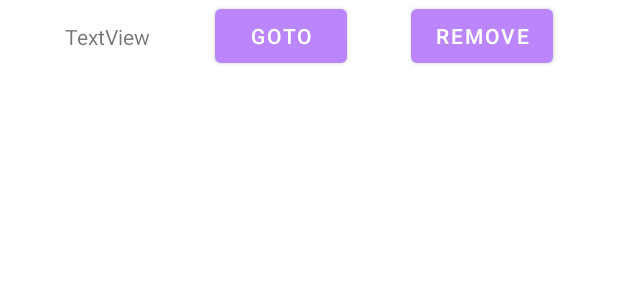
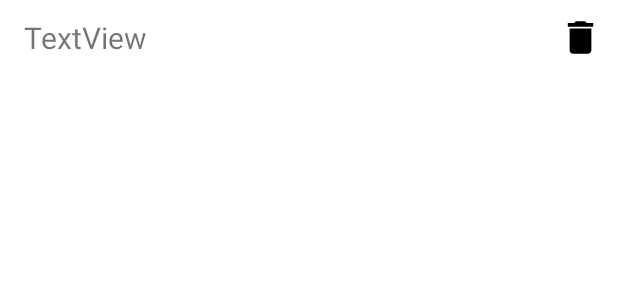
Before and after one commit to mvnuela/VirtualFridge, an Android app: the layout receipt_row.xml on its own in the app's theme, with its tools: preview values and no code run, on a phone screen of 412 x 824 dp. Shown: the top 300 px of the screen. Run offline under Robolectric (Android 15) with nearby library versions, the phone set to English and light mode, and no system bars.

Commit message:
zmiana layoutu w receipt_row.xml

```diff
--- a/app/src/main/java/com/am/virtualfridge/db/FirebaseReceipts.kt
+++ b/app/src/main/java/com/am/virtualfridge/db/FirebaseReceipts.kt
@@ -16,7 +16,7 @@ class FirebaseReceipts {
     companion object {
         private val firebase: FirebaseDatabase = FirebaseDatabase.getInstance("https://virtualfridge-47aca-default-rtdb.europe-west1.firebasedatabase.app/")
         private val user = FirebaseAuth.getInstance().currentUser!!.uid
-        private var myRef = firebase.getReference("receipts").child(user)
+        val myRef = firebase.getReference("receipts").child(user)
 
         fun addReceipt(receipt: Receipt) {
             /**
--- a/app/src/main/java/com/am/virtualfridge/receipts/FavReceiptsAdapter.kt
+++ b/app/src/main/java/com/am/virtualfridge/receipts/FavReceiptsAdapter.kt
@@ -2,19 +2,14 @@ package com.am.virtualfridge.receipts
 
 import android.content.Context
 import android.content.Intent
-import android.util.Log
 import android.view.LayoutInflater
 import android.view.View
 import android.view.ViewGroup
-import android.widget.Button
 import android.widget.ImageView
 import android.widget.TextView
-import androidx.core.content.ContextCompat.startActivity
 import androidx.recyclerview.widget.RecyclerView
 import com.am.virtualfridge.R
 import com.am.virtualfridge.db.FirebaseReceipts
-import com.google.firebase.auth.FirebaseAuth
-import com.google.firebase.database.FirebaseDatabase
 
 class FavReceiptsAdapter (private val receiptList:ArrayList<Receipt>, val context: Context) : RecyclerView.Adapter<FavReceiptsAdapter.ViewHolder> (){
 
@@ -36,12 +31,12 @@ class FavReceiptsAdapter (private val receiptList:ArrayList<Receipt>, val contex
     override fun onBindViewHolder(holder: ViewHolder, position: Int) {
         val currentItem=receiptList[position]
         holder.nameOfReceipt.text=currentItem.name
-        holder.rootView.findViewById<Button>(R.id.goTo).setOnClickListener {
+        holder.rootView.findViewById<TextView>(R.id.receiptName).setOnClickListener {
             val intent = Intent(context, WebReceiptActivity::class.java)
             intent.putExtra("Url",currentItem.link)
             context.startActivity(intent)
         }
-        holder.rootView.findViewById<Button>(R.id.rm).setOnClickListener{
+        holder.rootView.findViewById<ImageView>(R.id.rm).setOnClickListener{
             FirebaseReceipts.deleteReceipt(currentItem)
         }
 
--- a/app/src/main/java/com/am/virtualfridge/receipts/ReceiptsFragment.kt
+++ b/app/src/main/java/com/am/virtualfridge/receipts/ReceiptsFragment.kt
@@ -10,7 +10,7 @@ import androidx.recyclerview.widget.DividerItemDecoration
 import androidx.recyclerview.widget.LinearLayoutManager
 import androidx.recyclerview.widget.RecyclerView
 import com.am.virtualfridge.R
-import com.am.virtualfridge.db.FirebaseFridge.Companion.myRef
+import com.am.virtualfridge.db.FirebaseReceipts.Companion.myRef
 import com.am.virtualfridge.fridge.Product
 import com.google.firebase.auth.FirebaseAuth
 import com.google.firebase.database.DataSnapshot
--- a/app/src/main/res/layout/receipt_row.xml
+++ b/app/src/main/res/layout/receipt_row.xml
@@ -8,32 +8,23 @@
 
     <TextView
         android:id="@+id/receiptName"
-        android:layout_width="wrap_content"
+        android:layout_width="0dp"
         android:layout_height="wrap_content"
+        android:layout_marginStart="16dp"
+        android:layout_marginEnd="16dp"
         android:text="TextView"
+        android:textSize="20sp"
         app:layout_constraintBottom_toBottomOf="parent"
-        app:layout_constraintEnd_toStartOf="@+id/goTo"
+        app:layout_constraintEnd_toStartOf="@+id/rm"
         app:layout_constraintStart_toStartOf="parent"
         app:layout_constraintTop_toTopOf="parent" />
 
-    <Button
-        android:id="@+id/goTo"
-        android:layout_width="wrap_content"
-        android:layout_height="wrap_content"
-        android:onClick="goToWb"
-        android:text="goTo"
-        app:layout_constraintBottom_toBottomOf="parent"
-        app:layout_constraintEnd_toStartOf="@+id/rm"
-        app:layout_constraintStart_toEndOf="@+id/receiptName"
-        app:layout_constraintTop_toTopOf="parent" />
-
-    <Button
+    <ImageView
         android:id="@+id/rm"
-        android:layout_width="wrap_content"
-        android:layout_height="wrap_content"
-        android:text="Remove"
+        android:layout_width="50dp"
+        android:layout_height="50dp"
+        android:src="@drawable/ic_delete_foreground"
         app:layout_constraintBottom_toBottomOf="parent"
         app:layout_constraintEnd_toEndOf="parent"
-        app:layout_constraintStart_toEndOf="@+id/goTo"
         app:layout_constraintTop_toTopOf="parent" />
 </androidx.constraintlayout.widget.ConstraintLayout>
```
